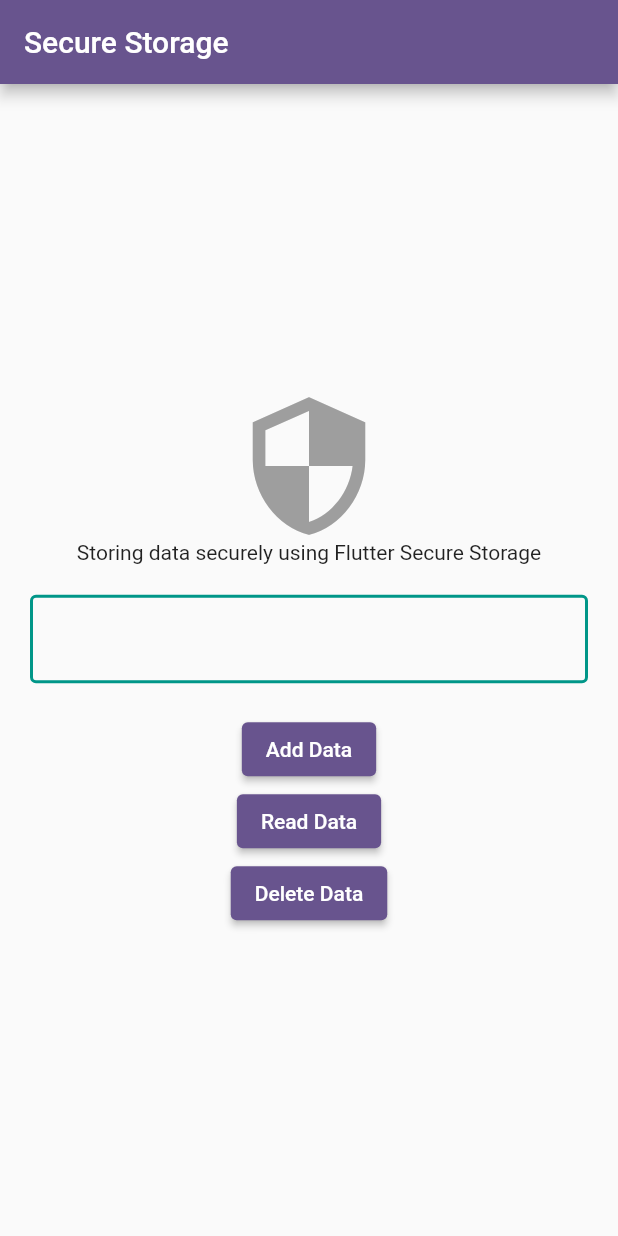
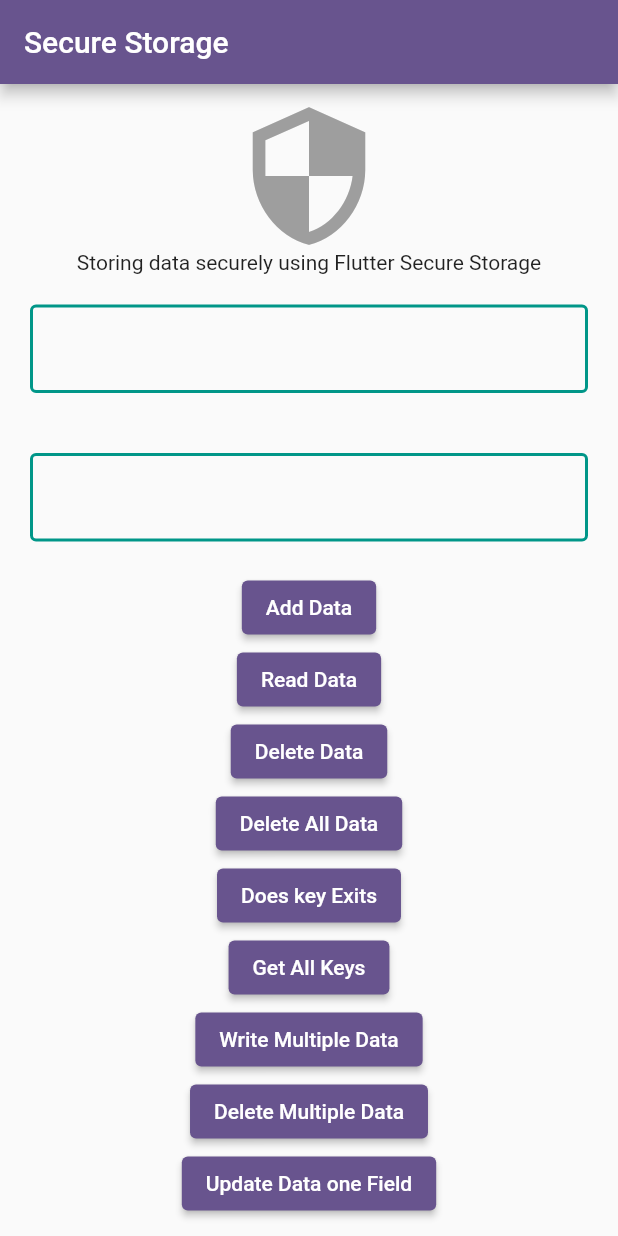
Before and after one commit to offical-waqas-khurshid/Flutter-Secure-Storage-and-Ecryption-Decryption, a Flutter app: the screen it shows after launch, after a tap on "Add Data", on a phone screen of 412 x 824 dp. Run offline on Flutter 3.47's test engine with Material 2 defaults, Android fonts, the phone set to English and light mode, and no system bars; our stand-ins replace flutter_secure_storage; missing offline and left inert: encrypt; statements that could not run were skipped.

Commit message:
write additonal function of database

```diff
--- a/lib/home_screen.dart
+++ b/lib/home_screen.dart
@@ -9,20 +9,23 @@ class HomePage extends StatefulWidget {
 }
 
 class _HomePageState extends State<HomePage> {
-  late TextEditingController textEditingController;
+  late TextEditingController nameTextEditingController;
+  late TextEditingController passwordTextEditingController;
   SecureStorage secureStorage = SecureStorage();
 
   var result;
 
   @override
   void initState() {
-    textEditingController = TextEditingController();
+    nameTextEditingController = TextEditingController();
+    passwordTextEditingController = TextEditingController();
     super.initState();
   }
 
   @override
   void dispose() {
-    textEditingController.dispose();
+    nameTextEditingController.dispose();
+    passwordTextEditingController.dispose();
     super.dispose();
   }
 
@@ -33,6 +36,7 @@ class _HomePageState extends State<HomePage> {
         title: const Text("Secure Storage"),
       ),
       body: Center(
+        child: SingleChildScrollView(
           child: Column(
             mainAxisAlignment: MainAxisAlignment.center,
             children: [
@@ -42,7 +46,36 @@ class _HomePageState extends State<HomePage> {
               Padding(
                 padding: const EdgeInsets.all(20.0),
                 child: TextField(
-                controller: textEditingController,
+                  controller: nameTextEditingController,
+                  decoration: const InputDecoration(
+                    border: OutlineInputBorder(
+                      // won't be used if the state-specific arguments are defined
+                      borderRadius: BorderRadius.all(Radius.circular(10)),
+                    ),
+                    enabledBorder: OutlineInputBorder(
+                      borderSide: BorderSide(color: Colors.teal, width: 2.0),
+                    ),
+                    disabledBorder: OutlineInputBorder(
+                      borderSide: BorderSide(color: Colors.grey, width: 2.0),
+                    ),
+                    focusedBorder: OutlineInputBorder(
+                      borderSide: BorderSide(color: Colors.teal, width: 5.0),
+                    ),
+                    errorBorder: OutlineInputBorder(
+                      borderSide: BorderSide(color: Colors.red, width: 2.0),
+                      borderRadius: BorderRadius.all(Radius.circular(10)),
+                    ),
+                    focusedErrorBorder: OutlineInputBorder(
+                      borderSide: BorderSide(color: Colors.red, width: 5.0),
+                      borderRadius: BorderRadius.all(Radius.circular(10)),
+                    ),
+                  ),
+                ),
+              ),
+              Padding(
+                padding: const EdgeInsets.all(20.0),
+                child: TextField(
+                  controller: passwordTextEditingController,
                   decoration: const InputDecoration(
                     border: OutlineInputBorder(
                       // won't be used if the state-specific arguments are defined
@@ -71,9 +104,9 @@ class _HomePageState extends State<HomePage> {
               ElevatedButton(
                   onPressed: () {
                     print(
-                      "The text of TextEditingController = ${textEditingController.text}");
+                        "The text of TextEditingController = ${nameTextEditingController.text}");
                     String encryptedMessage =
-                      secureStorage.utils.encrypt(textEditingController.text);
+                        secureStorage.utils.encrypt(nameTextEditingController.text);
                     print(
                         "Result data after apply encryption = $encryptedMessage");
                     result = secureStorage.writeData('name', encryptedMessage);
@@ -94,7 +127,43 @@ class _HomePageState extends State<HomePage> {
                     secureStorage.deleteData("name");
                   },
                   child: const Text("Delete Data")),
+              ElevatedButton(
+                  onPressed: () {
+                    secureStorage.deleteAllData();
+                  },
+                  child: const Text("Delete All Data")),
+              ElevatedButton(
+                  onPressed: () {
+                    secureStorage.doesKeyExist("name");
+                  },
+                  child: const Text("Does key Exits")),
+              ElevatedButton(
+                  onPressed: () {
+                    secureStorage.deleteData("name");
+                  },
+                  child: const Text("Get All Keys")),
+              ElevatedButton(
+                  onPressed: () {
+                    final valuesToStore = {
+                      'key1': nameTextEditingController.text,
+                      'key2': passwordTextEditingController.text,
+                    };
+                    secureStorage.writeMultipleData(valuesToStore);
+                  },
+                  child: const Text("Write Multiple Data")),
+              ElevatedButton(
+                  onPressed: () {
+                    secureStorage.deleteData("name");
+                  },
+                  child: const Text("Delete Multiple Data")),
+              ElevatedButton(
+                  onPressed: () {
+                    secureStorage.deleteData("name");
+                  },
+                  child: const Text("Update Data one Field")),
+
             ],
+          ),
         ),
       ),
     );
```
Lines whose indentation alone changed are shown as unchanged.
